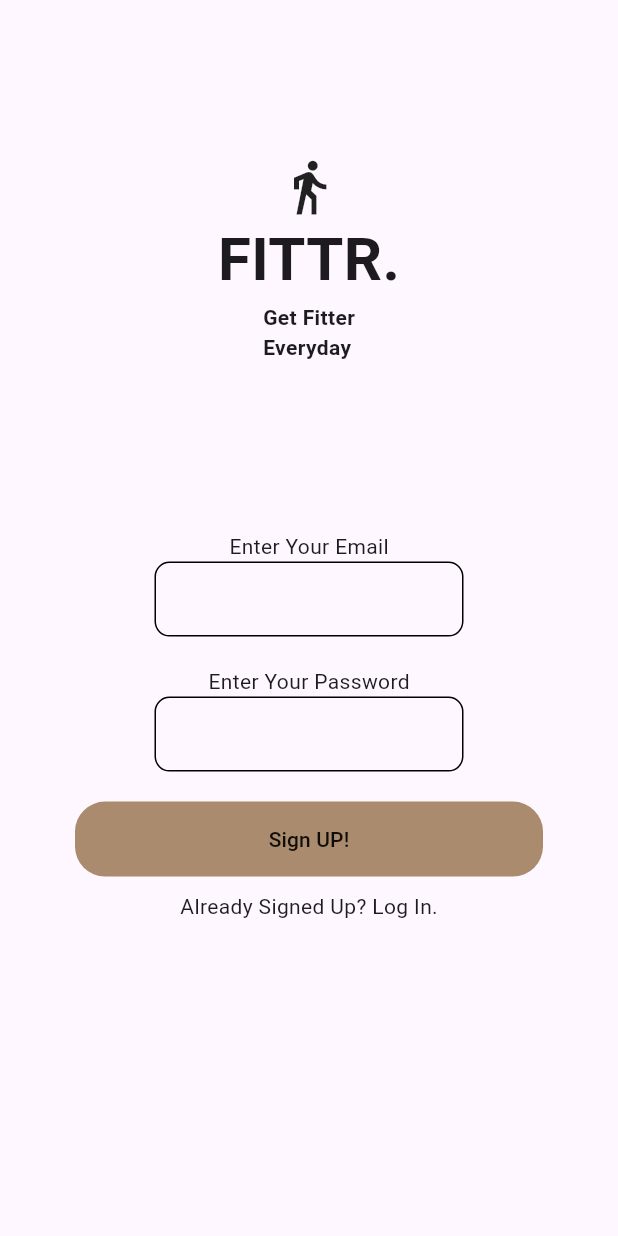
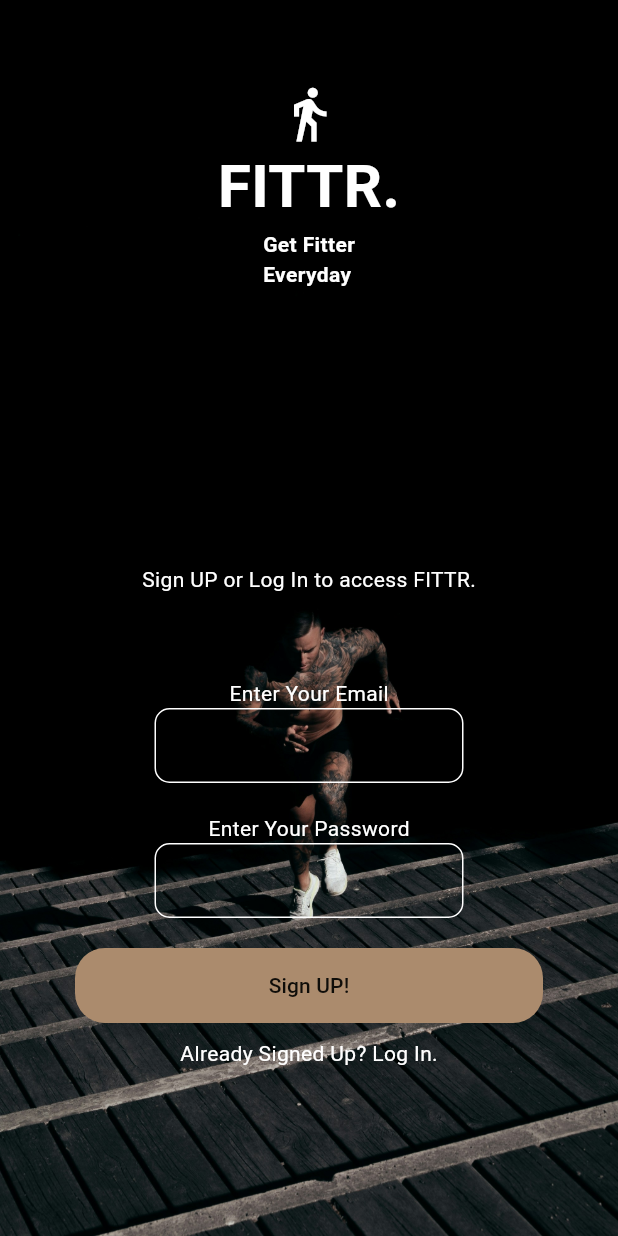
Before and after one commit to AgrwalNipun/fitness_app1, a Flutter app: the screen it shows after launch, on a phone screen of 412 x 824 dp. Run offline on Flutter 3.47's test engine with Material 3 defaults, Android fonts, the phone set to English and light mode, and no system bars; our stand-ins replace firebase_auth, firebase_core, fl_chart, percent_indicator; accounts and stored records are empty.

Commit message:
added bg for login page

```diff
--- a/lib/main.dart
+++ b/lib/main.dart
@@ -2,6 +2,7 @@ import 'package:firebase_core/firebase_core.dart';
 import 'package:fitness_app/firebase_options.dart';
 import 'package:fitness_app/services_firebase/login_page.dart';
 import 'package:flutter/material.dart';
+import 'package:flutter/services.dart';
 import 'homepage.dart';
 
 void main() async {
@@ -9,7 +10,9 @@ void main() async {
     await Firebase.initializeApp(
     options: DefaultFirebaseOptions.currentPlatform,
 );
-
+SystemChrome.setSystemUIOverlayStyle(SystemUiOverlayStyle(
+        statusBarColor: Colors.transparent
+    ));
   runApp(const MyApp());
 }
 
--- a/lib/services_firebase/login_page.dart
+++ b/lib/services_firebase/login_page.dart
@@ -15,23 +15,17 @@ class _LoginPageState extends State<LoginPage> {
 
   @override
   Widget build(BuildContext context) {
-    return Container(
-      decoration: BoxDecoration(
-        gradient: LinearGradient(
-          begin: Alignment.topRight,
-          end: Alignment.bottomLeft,
-          stops: [0.1, 0.5, 0.7, 0.9],
-          colors: [
-            Colors.yellow.shade800,
-              Colors.yellow.shade700,
-            Colors.yellow.shade600,
-           Colors.yellow.shade500,
-
-          ],
+    return Scaffold(
+      resizeToAvoidBottomInset: false,
+      extendBodyBehindAppBar: true,
+      body: Container(
+        decoration: BoxDecoration(
+          image: DecorationImage(
+            image: AssetImage('lib/assets/images/login_bg3.jpg'),
+            fit: BoxFit.fitHeight
+          )
         ),
-      ),
-      child: Scaffold(
-        body: SafeArea(child: Center(
+        child: Center(
           child: Column(
             mainAxisAlignment: MainAxisAlignment.center,
             children:
@@ -40,43 +34,54 @@ class _LoginPageState extends State<LoginPage> {
                 flex : 1,
                 child: SizedBox(),),
 
-              Icon(Icons.directions_walk,size: 40,),
+              Icon(Icons.directions_walk,size: 40,color: Colors.white,),
             Expanded(
               flex : 2,
               child: Column(
                 children: [
                   Text("FITTR.",
-                  style: TextStyle(fontSize: 40,fontWeight: FontWeight.bold,),
+                  style: TextStyle(fontSize: 40,fontWeight: FontWeight.bold,color: Colors.white),
                   ),
-                  Text("Get Fitter\nEveryday",style: TextStyle(fontWeight: FontWeight.w600),),
+                  Text("Get Fitter\nEveryday",style: TextStyle(fontWeight: FontWeight.w600,color: Colors.white),),
                 ],
               ),),
+            Expanded(
+              flex:3,
+              child:SizedBox()),
+              Text("Sign UP or Log In to access FITTR.",style: TextStyle(color: Colors.white),),
 
-              Text("Enter Your Email"),
+            Expanded(
+              flex:1,
+              child:SizedBox()),
+            Text("Enter Your Email",style: TextStyle(color: Colors.white),),
             Container(
               width:MediaQuery.of(context).size.width/2,
               decoration: BoxDecoration(
-                border: Border.all(),
+                border: Border.all(color: Colors.white),
                 borderRadius: BorderRadius.circular(10)
               ),
 
               child: TextField(
+                style: TextStyle(color: Colors.white),
                 controller: emailController,
+                cursorColor: Colors.white,
                 decoration: InputDecoration(
-                  border: InputBorder.none
+                  border: InputBorder.none,
                 ),
+
               )),
-      SizedBox(
+            SizedBox(
               height: 20,
             ) ,
-            Text("Enter Your Password"),
+            Text("Enter Your Password",style: TextStyle(color: Colors.white),),
             Container(
               width:MediaQuery.of(context).size.width/2,
               decoration: BoxDecoration(
-                border: Border.all(),
+                border: Border.all(color: Colors.white),
                 borderRadius: BorderRadius.circular(10)
               ),
               child: TextField(
+                style: TextStyle(color: Colors.white),
                 controller: passwordController,
                 decoration: InputDecoration(
                   border: InputBorder.none
@@ -94,7 +99,7 @@ class _LoginPageState extends State<LoginPage> {
 
                       color: Color.fromRGBO(171 , 139, 109, 1),
                       borderRadius: BorderRadius.circular(20)
-      ),
+            ),
                   child :  TextButton(
                 onPressed: (){
                   signUpWithMAilAndPassword(emailController.text.trim(),passwordController.text.trim());
@@ -115,7 +120,7 @@ class _LoginPageState extends State<LoginPage> {
                SizedBox(
               height: 10,
             ) ,
-            Text("Already Signed Up? Log In.",),
+            Text("Already Signed Up? Log In.",style: TextStyle(color: Colors.white),),
             Expanded(
               flex : 2,
               child : SizedBox()
@@ -123,7 +128,7 @@ class _LoginPageState extends State<LoginPage> {
             ],
 
           ),
-        )),
+        ),
       ),
     );
   }
--- a/pubspec.yaml
+++ b/pubspec.yaml
@@ -62,8 +62,8 @@ flutter:
   uses-material-design: true
 
   # To add assets to your application, add an assets section, like this:
-  # assets:
-  #   - images/a_dot_burr.jpeg
+  assets:
+    - lib/assets/images/
   #   - images/a_dot_ham.jpeg
 
   # An image asset can refer to one or more resolution-specific "variants", see
```
Also changed, not shown: lib/assets/images/login_bg2.jpg (added), lib/assets/images/login_bg3.jpg (added), 1 other file.
